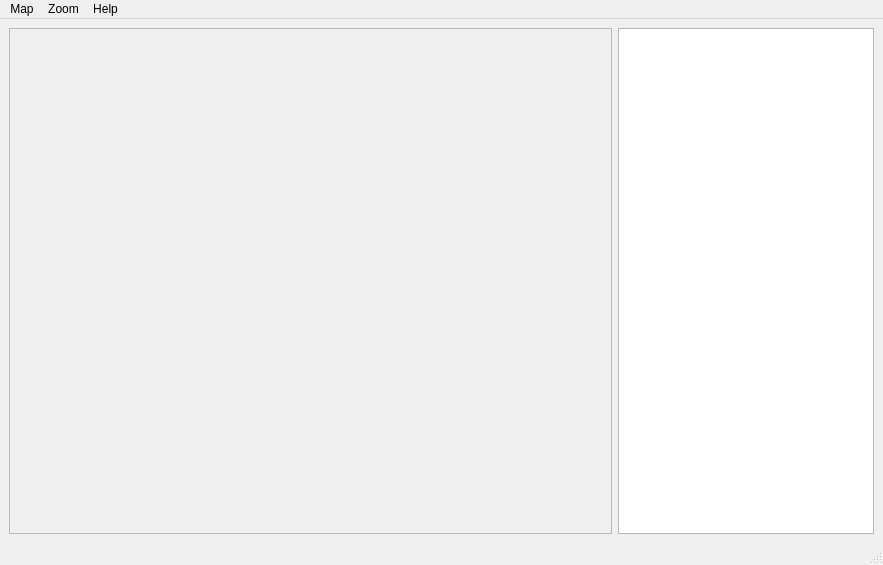
Old version of the form maze/static/ui/mainwindow.ui in the repository MarekSuchanek/maze.
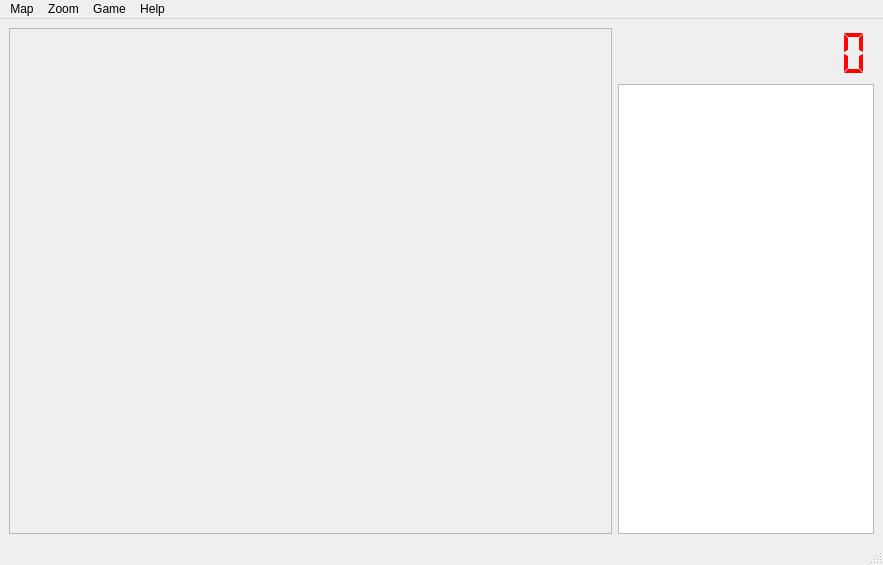
New version of the form. Icons and pictures are not drawn.

Commit message: Preparing GUI for game mode

Diff of the .ui file:
```diff
--- a/maze/static/ui/mainwindow.ui
+++ b/maze/static/ui/mainwindow.ui
@@ -37,14 +37,175 @@
      </widget>
     </item>
     <item>
-     <widget class="QListWidget" name="palette">
-      <property name="sizePolicy">
-       <sizepolicy hsizetype="Preferred" vsizetype="Expanding">
-        <horstretch>0</horstretch>
-        <verstretch>0</verstretch>
-       </sizepolicy>
-      </property>
-     </widget>
+     <layout class="QVBoxLayout" name="verticalLayout">
+      <item>
+       <widget class="QLCDNumber" name="gameScore">
+        <property name="enabled">
+         <bool>false</bool>
+        </property>
+        <property name="minimumSize">
+         <size>
+          <width>0</width>
+          <height>50</height>
+         </size>
+        </property>
+        <property name="palette">
+         <palette>
+          <active>
+           <colorrole role="WindowText">
+            <brush brushstyle="SolidPattern">
+             <color alpha="255">
+              <red>0</red>
+              <green>0</green>
+              <blue>0</blue>
+             </color>
+            </brush>
+           </colorrole>
+           <colorrole role="Dark">
+            <brush brushstyle="SolidPattern">
+             <color alpha="255">
+              <red>255</red>
+              <green>2</green>
+              <blue>2</blue>
+             </color>
+            </brush>
+           </colorrole>
+           <colorrole role="Text">
+            <brush brushstyle="SolidPattern">
+             <color alpha="255">
+              <red>0</red>
+              <green>0</green>
+              <blue>0</blue>
+             </color>
+            </brush>
+           </colorrole>
+           <colorrole role="ButtonText">
+            <brush brushstyle="SolidPattern">
+             <color alpha="255">
+              <red>0</red>
+              <green>0</green>
+              <blue>0</blue>
+             </color>
+            </brush>
+           </colorrole>
+          </active>
+          <inactive>
+           <colorrole role="WindowText">
+            <brush brushstyle="SolidPattern">
+             <color alpha="255">
+              <red>0</red>
+              <green>0</green>
+              <blue>0</blue>
+             </color>
+            </brush>
+           </colorrole>
+           <colorrole role="Dark">
+            <brush brushstyle="SolidPattern">
+             <color alpha="255">
+              <red>255</red>
+              <green>2</green>
+              <blue>2</blue>
+             </color>
+            </brush>
+           </colorrole>
+           <colorrole role="Text">
+            <brush brushstyle="SolidPattern">
+             <color alpha="255">
+              <red>0</red>
+              <green>0</green>
+              <blue>0</blue>
+             </color>
+            </brush>
+           </colorrole>
+           <colorrole role="ButtonText">
+            <brush brushstyle="SolidPattern">
+             <color alpha="255">
+              <red>0</red>
+              <green>0</green>
+              <blue>0</blue>
+             </color>
+            </brush>
+           </colorrole>
+          </inactive>
+          <disabled>
+           <colorrole role="WindowText">
+            <brush brushstyle="SolidPattern">
+             <color alpha="255">
+              <red>255</red>
+              <green>2</green>
+              <blue>2</blue>
+             </color>
+            </brush>
+           </colorrole>
+           <colorrole role="Dark">
+            <brush brushstyle="SolidPattern">
+             <color alpha="255">
+              <red>255</red>
+              <green>2</green>
+              <blue>2</blue>
+             </color>
+            </brush>
+           </colorrole>
+           <colorrole role="Text">
+            <brush brushstyle="SolidPattern">
+             <color alpha="255">
+              <red>255</red>
+              <green>2</green>
+              <blue>2</blue>
+             </color>
+            </brush>
+           </colorrole>
+           <colorrole role="ButtonText">
+            <brush brushstyle="SolidPattern">
+             <color alpha="255">
+              <red>255</red>
+              <green>2</green>
+              <blue>2</blue>
+             </color>
+            </brush>
+           </colorrole>
+          </disabled>
+         </palette>
+        </property>
+        <property name="font">
+         <font>
+          <pointsize>28</pointsize>
+         </font>
+        </property>
+        <property name="frameShape">
+         <enum>QFrame::NoFrame</enum>
+        </property>
+        <property name="frameShadow">
+         <enum>QFrame::Plain</enum>
+        </property>
+        <property name="lineWidth">
+         <number>0</number>
+        </property>
+        <property name="smallDecimalPoint">
+         <bool>false</bool>
+        </property>
+        <property name="digitCount">
+         <number>10</number>
+        </property>
+        <property name="segmentStyle">
+         <enum>QLCDNumber::Flat</enum>
+        </property>
+        <property name="intValue" stdset="0">
+         <number>0</number>
+        </property>
+       </widget>
+      </item>
+      <item>
+       <widget class="QListWidget" name="palette">
+        <property name="sizePolicy">
+         <sizepolicy hsizetype="Preferred" vsizetype="Expanding">
+          <horstretch>0</horstretch>
+          <verstretch>0</verstretch>
+         </sizepolicy>
+        </property>
+       </widget>
+      </item>
+     </layout>
     </item>
    </layout>
   </widget>
@@ -54,7 +215,7 @@
      <x>0</x>
      <y>0</y>
      <width>883</width>
-     <height>27</height>
+     <height>26</height>
     </rect>
    </property>
    <widget class="QMenu" name="menuMap">
@@ -84,8 +245,15 @@
     <addaction name="separator"/>
     <addaction name="actionZoomReset"/>
    </widget>
+   <widget class="QMenu" name="menuGame">
+    <property name="title">
+     <string>Game</string>
+    </property>
+    <addaction name="actionGameMode"/>
+   </widget>
    <addaction name="menuMap"/>
    <addaction name="menuZoom"/>
+   <addaction name="menuGame"/>
    <addaction name="menuHelp"/>
   </widget>
   <widget class="QStatusBar" name="statusbar">
```
Left out of the diff: 21 changed lines with no effect on the pictures. The commit also changes 1 other file.
